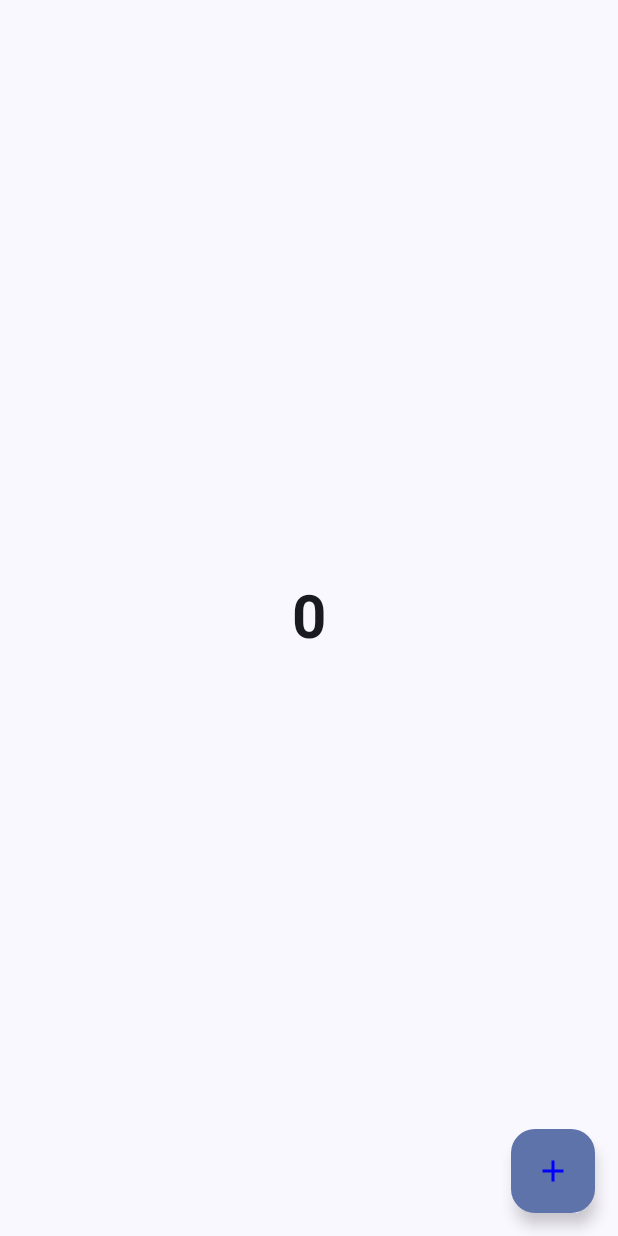
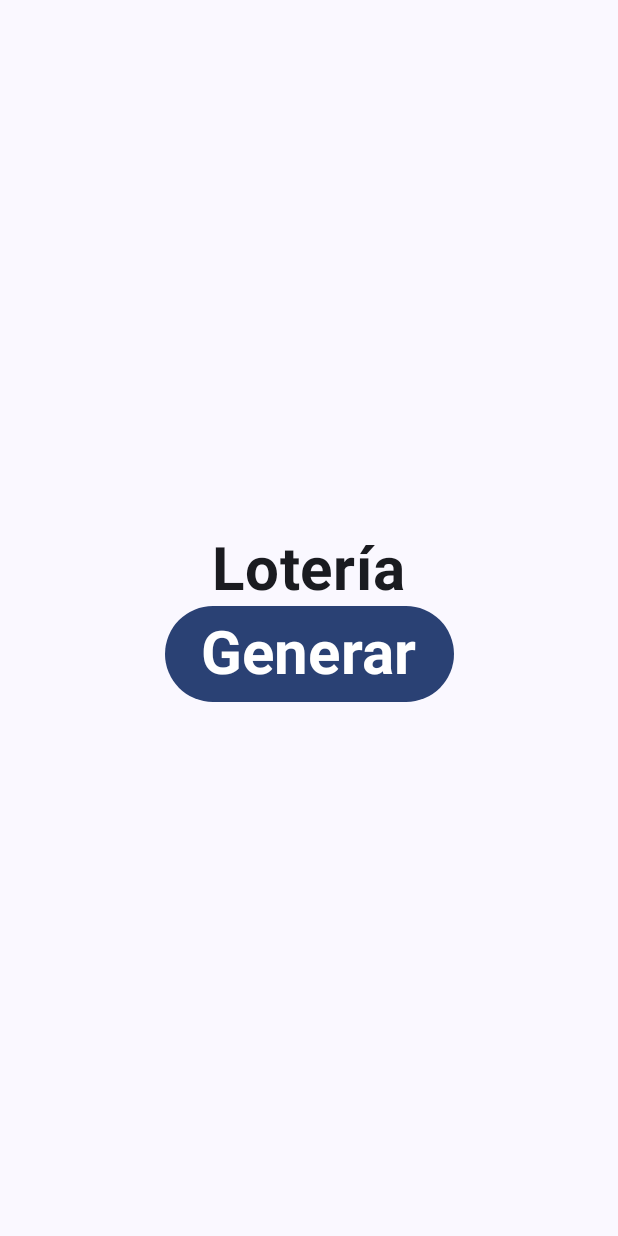
Before and after one commit to valegrei/jetpack-compose-examples, an Android app built with Jetpack Compose: the screen it shows after launch (MainActivity), on a phone screen of 412 x 824 dp. Run offline under Robolectric (Android 15) with nearby library versions, the phone set to English and light mode, and no system bars.

Commit message:
ejemplo con viewmodel

```diff
--- a/Loteria/app/src/main/java/com/aiviktor/loteria/MainActivity.kt
+++ b/Loteria/app/src/main/java/com/aiviktor/loteria/MainActivity.kt
@@ -3,16 +3,24 @@ package com.aiviktor.loteria
 import android.os.Bundle
 import androidx.activity.ComponentActivity
 import androidx.activity.compose.setContent
+import androidx.activity.viewModels
 import androidx.compose.foundation.layout.fillMaxSize
 import androidx.compose.material3.MaterialTheme
 import androidx.compose.material3.Surface
 import androidx.compose.ui.Modifier
 import com.aiviktor.loteria.ui.theme.LoteriaTheme
+import com.aiviktor.loteria.viewModels.ContadorViewModel
+import com.aiviktor.loteria.viewModels.LoteriaViewModel
 import com.aiviktor.loteria.views.Contador
+import com.aiviktor.loteria.views.LoteriaView
 
 class MainActivity : ComponentActivity() {
     override fun onCreate(savedInstanceState: Bundle?) {
         super.onCreate(savedInstanceState)
+
+        //val viewModel: ContadorViewModel by viewModels()
+        val viewModel: LoteriaViewModel by viewModels()
+
         setContent {
             LoteriaTheme {
                 // A surface container using the 'background' color from the theme
@@ -20,7 +28,8 @@ class MainActivity : ComponentActivity() {
                     modifier = Modifier.fillMaxSize(),
                     color = MaterialTheme.colorScheme.background
                 ) {
-                    Contador()
+                    //Contador(viewModel)
+                    LoteriaView(viewModel)
                 }
             }
         }
--- /dev/null
+++ b/Loteria/app/src/main/java/com/aiviktor/loteria/viewModels/LoteriaViewModel.kt
@@ -0,0 +1,14 @@
+package com.aiviktor.loteria.viewModels
+
+import androidx.compose.runtime.State
+import androidx.compose.runtime.mutableStateOf
+import androidx.lifecycle.ViewModel
+
+class LoteriaViewModel: ViewModel() {
+    private val _lottoNumbers = mutableStateOf(emptyList<Int>())
+    val lottoNumbers: State<List<Int>> = _lottoNumbers
+
+    fun generateLottoNumbers(){
+        _lottoNumbers.value = (1..60).shuffled().take(6).sorted()
+    }
+}
--- a/Loteria/app/src/main/java/com/aiviktor/loteria/views/ContadorView.kt
+++ b/Loteria/app/src/main/java/com/aiviktor/loteria/views/ContadorView.kt
@@ -15,21 +15,22 @@ import androidx.compose.ui.graphics.Color
 import androidx.compose.ui.text.font.FontWeight
 import androidx.compose.ui.unit.dp
 import androidx.compose.ui.unit.sp
+import com.aiviktor.loteria.viewModels.ContadorViewModel
 
 @Composable
-fun Contador() {
+fun Contador(viewModel: ContadorViewModel) {
     Box(
         contentAlignment = Alignment.Center,
         modifier = Modifier.fillMaxSize()
     ) {
         Text(
-            text = "0",
+            text = viewModel.contador.value.toString(),
             fontWeight = FontWeight.Bold,
             fontSize = 40.sp
         )
 
         FloatingActionButton(
-            onClick = {},
+            onClick = { viewModel.add() },
             modifier = Modifier
                 .align(Alignment.BottomEnd)
                 .padding(15.dp)
--- /dev/null
+++ b/Loteria/app/src/main/java/com/aiviktor/loteria/views/LoteriaView.kt
@@ -0,0 +1,65 @@
+package com.aiviktor.loteria.views
+
+import androidx.compose.foundation.background
+import androidx.compose.foundation.layout.Arrangement
+import androidx.compose.foundation.layout.Box
+import androidx.compose.foundation.layout.Column
+import androidx.compose.foundation.layout.PaddingValues
+import androidx.compose.foundation.layout.fillMaxSize
+import androidx.compose.foundation.layout.padding
+import androidx.compose.foundation.layout.size
+import androidx.compose.foundation.lazy.LazyRow
+import androidx.compose.foundation.lazy.items
+import androidx.compose.foundation.shape.CircleShape
+import androidx.compose.material3.Button
+import androidx.compose.material3.Text
+import androidx.compose.runtime.Composable
+import androidx.compose.ui.Alignment
+import androidx.compose.ui.Modifier
+import androidx.compose.ui.graphics.Color
+import androidx.compose.ui.text.font.FontWeight
+import androidx.compose.ui.unit.dp
+import androidx.compose.ui.unit.sp
+import com.aiviktor.loteria.viewModels.LoteriaViewModel
+
+@Composable
+fun LoteriaView(viewModel: LoteriaViewModel){
+    val lottoNumbers = viewModel.lottoNumbers.value
+
+    Column(modifier = Modifier.fillMaxSize(),
+        verticalArrangement = Arrangement.Center,
+        horizontalAlignment = Alignment.CenterHorizontally
+    ) {
+        if(lottoNumbers.isEmpty()){
+            Text(text = "Lotería", fontSize = 40.sp, fontWeight = FontWeight.Bold)
+        }else{
+            LotteryNumbers(numbers = lottoNumbers)
+        }
+        Button(onClick = { viewModel.generateLottoNumbers() }){
+            Text(text = "Generar", fontSize = 40.sp, fontWeight = FontWeight.Bold)
+        }
+    }
+}
+
+@Composable
+fun LotteryNumbers(numbers: List<Int>){
+    LazyRow(contentPadding = PaddingValues(
+        horizontal = 16.dp,
+        vertical = 8.dp
+    )) {
+        items(numbers){number ->
+            Box(contentAlignment = Alignment.Center,
+                modifier = Modifier
+                    .padding(horizontal = 4.dp)
+                    .size(48.dp)
+                    .background(Color.Red, CircleShape)
+            ){
+                Text(
+                    text = number.toString(),
+                    color = Color.White,
+                    fontSize = 24.sp
+                )
+            }
+        }
+    }
+}
```
Also changed, not shown: Loteria/app/src/main/java/com/aiviktor/loteria/viewModels/ContadorViewModel.kt (added, +15 -0 lines).
